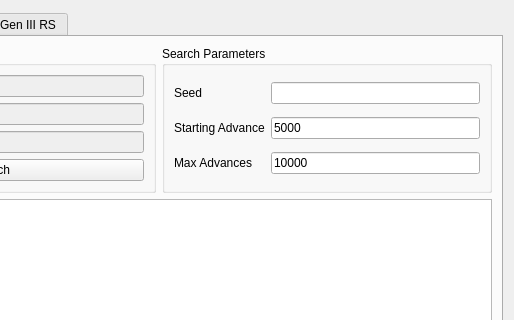
Old version of the form Forms/Gen3/IDs3.ui in the repository Admiral-Fish/PokeFinder; both pictures show x 196 to 710 and y 0 to 320 of the 710 by 570 pixel window.
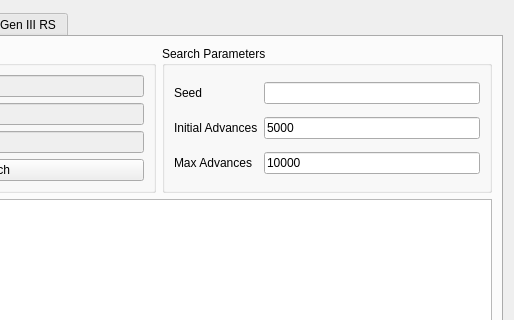
New version of the form. Custom widgets are drawn as their Qt base class.

Commit message: Reword Starting Advance to Initial Advances

Patch:
```diff
--- a/Forms/Gen3/IDs3.ui
+++ b/Forms/Gen3/IDs3.ui
@@ -117,7 +117,7 @@
           <item row="1" column="0">
            <widget class="QLabel" name="labelXDColoStartingAdvance">
             <property name="text">
-             <string>Starting Advance</string>
+             <string>Initial Advances</string>
             </property>
            </widget>
           </item>
```
Left out of the diff: 4 changed lines with no effect on the pictures. The commit also changes 4 other files.
